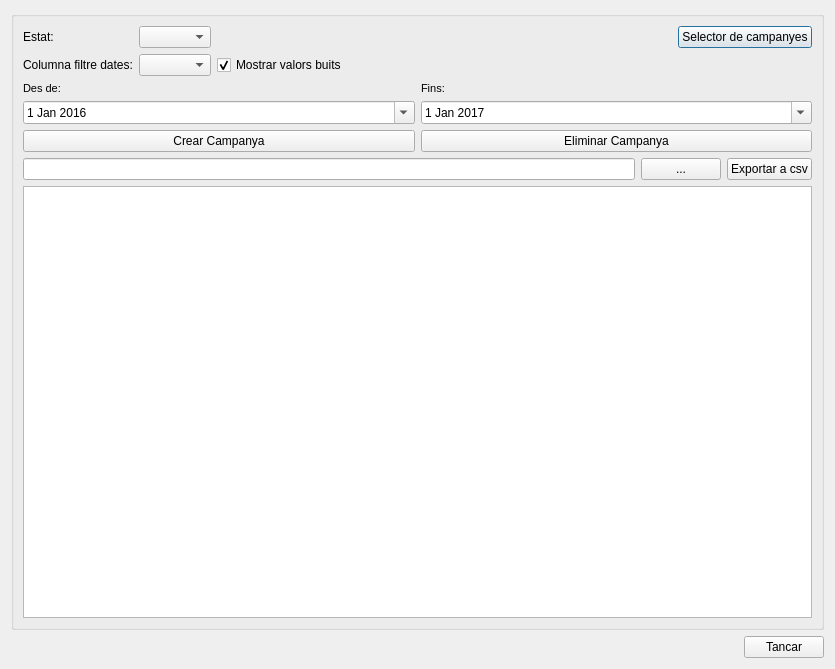
Above: core/ui/toolbars/cm/campaign_management.ui from Giswater/giswater_qgis_plugin before the change. Below: the same form after it.
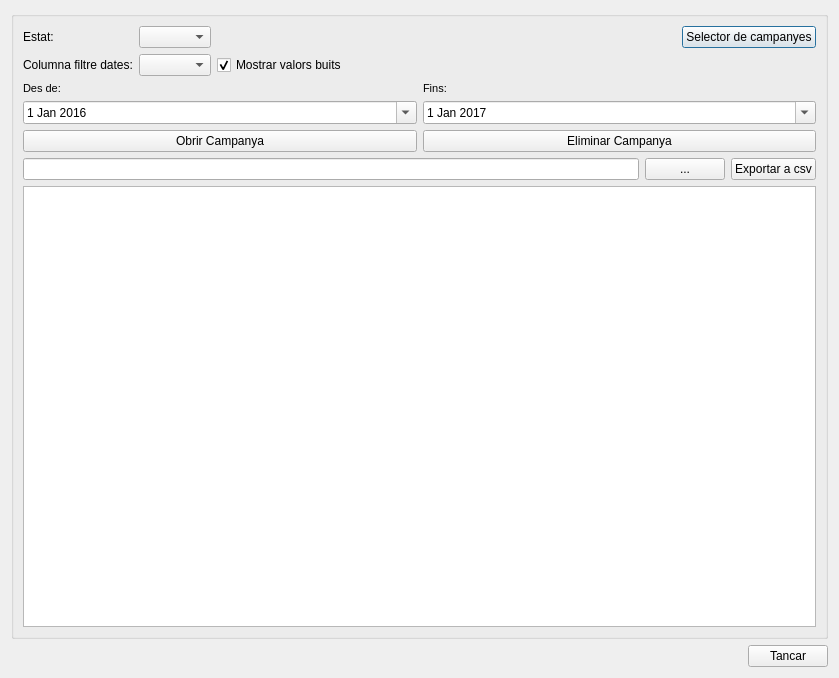
That is the form after the change.

Commit message: feat(campaign): remove old ui files and change btn in manager from create to open

Diff of the .ui file:
```diff
--- a/core/ui/toolbars/cm/campaign_management.ui
+++ b/core/ui/toolbars/cm/campaign_management.ui
@@ -6,8 +6,8 @@
    <rect>
     <x>0</x>
     <y>0</y>
-    <width>835</width>
-    <height>669</height>
+    <width>839</width>
+    <height>678</height>
    </rect>
   </property>
   <property name="windowTitle">
@@ -176,7 +176,7 @@
         <item>
          <widget class="QPushButton" name="campaign_btn_create">
           <property name="text">
-           <string>Crear Campanya</string>
+           <string>Obrir Campanya</string>
           </property>
          </widget>
         </item>
```
Left out of the diff: 4 changed lines with no effect on the pictures. The commit also changes 3 other files.
